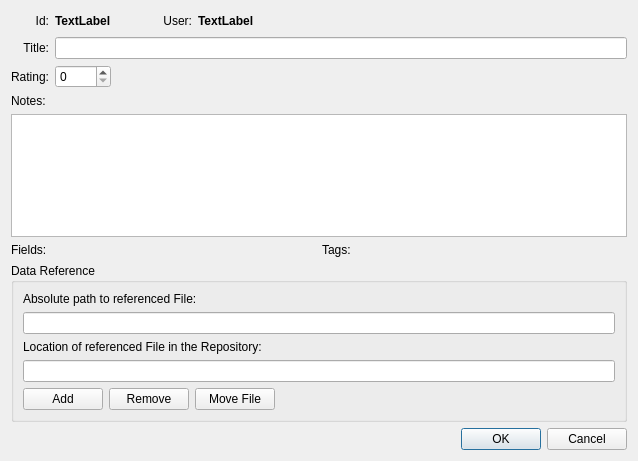
Above: reggata/ui/itemdialog.ui from vlkv/reggata before the change. Below: the same form after it.
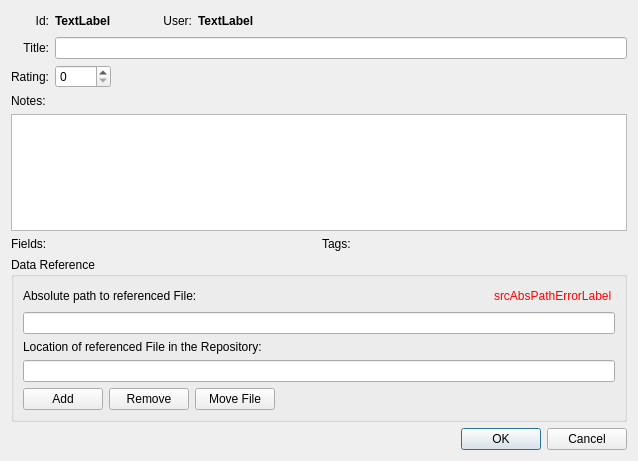
That is the form after the change.

Commit message: Working on ItemDialog (fixes after refactoring)

What changed in the file:
```diff
--- a/reggata/ui/itemdialog.ui
+++ b/reggata/ui/itemdialog.ui
@@ -186,11 +186,36 @@
      </property>
      <layout class="QVBoxLayout" name="verticalLayout">
       <item>
+       <layout class="QHBoxLayout" name="horizontalLayout_2">
+        <item>
        <widget class="QLabel" name="label_4">
         <property name="text">
          <string>Absolute path to referenced File:</string>
         </property>
        </widget>
+        </item>
+        <item>
+         <spacer name="horizontalSpacer_4">
+          <property name="orientation">
+           <enum>Qt::Horizontal</enum>
+          </property>
+          <property name="sizeHint" stdset="0">
+           <size>
+            <width>40</width>
+            <height>20</height>
+           </size>
+          </property>
+         </spacer>
+        </item>
+        <item>
+         <widget class="QLabel" name="srcAbsPathErrorLabel">
+          <property name="text">
+           <string>&lt;html&gt;&lt;font color=&quot;red&quot;&gt;srcAbsPathErrorLabel&lt;/font&gt;&lt;/html&gt;
+</string>
+          </property>
+         </widget>
+        </item>
+       </layout>
       </item>
       <item>
        <widget class="QLineEdit" name="fileAbsPath">
```
Lines whose indentation alone changed are shown as unchanged. The commit also changes 2 other files.
